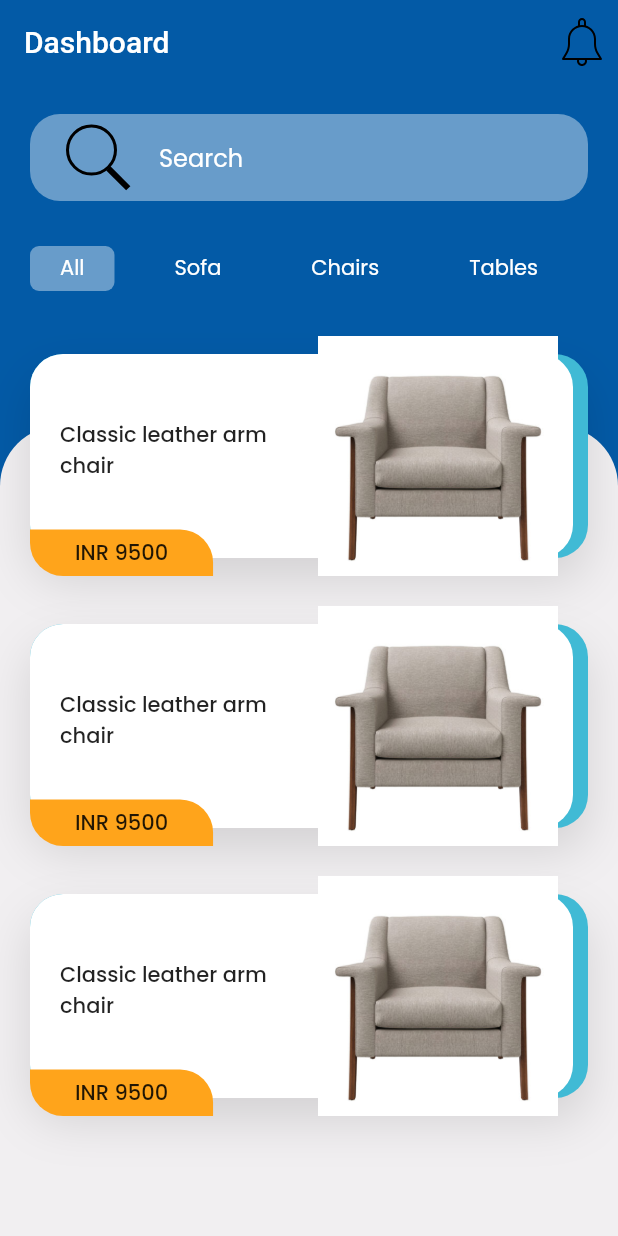
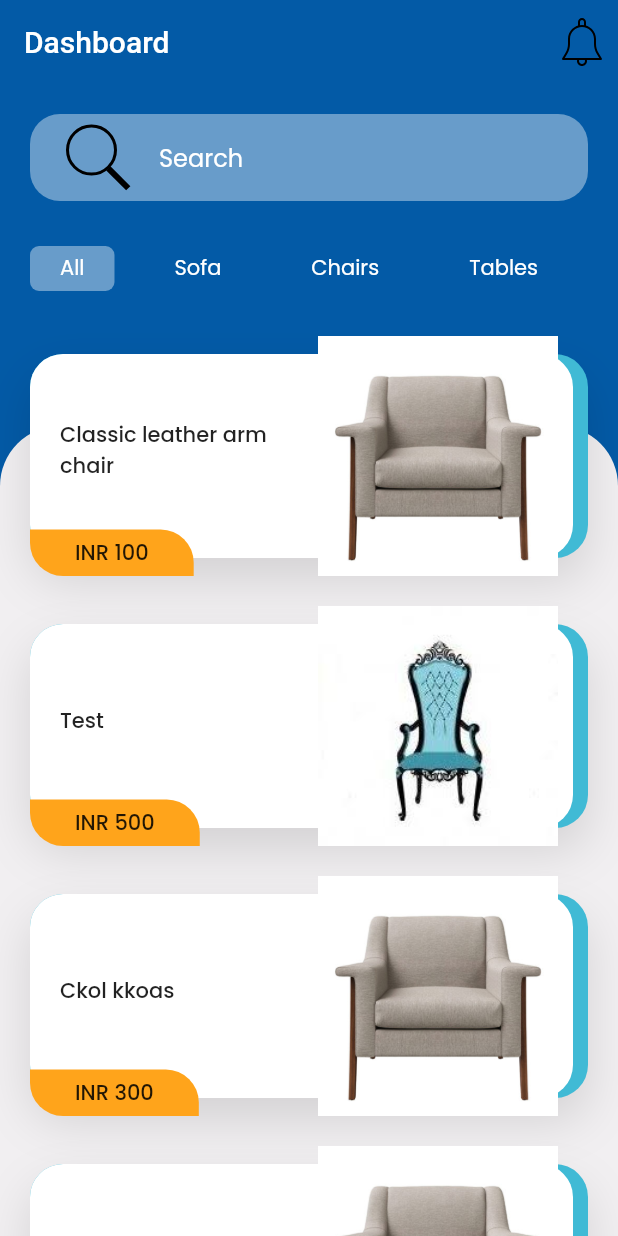
Before and after one commit to scriptclump/flutter-furniture-shop-app-ui, a Flutter app: the screen it shows after launch, on a phone screen of 412 x 824 dp. Run offline on Flutter 3.47's test engine with Material 2 defaults, Android fonts, the phone set to English and light mode, and no system bars; our stand-ins replace flutter_svg, google_fonts.

Commit message:
Fetch the dynamic data for product

```diff
--- a/lib/models/product.dart
+++ b/lib/models/product.dart
@@ -11,56 +11,56 @@ List<Product> products = [
       id: 1,
       price: 100,
       title: "Classic leather arm chair",
-      image: "assests/images/Item_1.png",
+      image: "assets/images/chair1.jpg",
       description:
           "Lorem ipsum dolor sit amet, consectetur adipisicing elit, sed do eiusmod tempor incididunt ut labore et dolore magna aliqua."),
   Product(
       id: 1,
       price: 500,
-      title: "Classic leather arm chair",
-      image: "assests/images/Item_1.png",
+      title: "Test",
+      image: "assets/images/chair2.jpeg",
       description:
           "Lorem ipsum dolor sit amet, consectetur adipisicing elit, sed do eiusmod tempor incididunt ut labore et dolore magna aliqua."),
   Product(
       id: 1,
       price: 300,
-      title: "Classic leather arm chair",
-      image: "assests/images/Item_1.png",
+      title: "Ckol kkoas",
+      image: "assets/images/chair1.jpg",
       description:
           "Lorem ipsum dolor sit amet, consectetur adipisicing elit, sed do eiusmod tempor incididunt ut labore et dolore magna aliqua."),
   Product(
       id: 1,
       price: 250,
-      title: "Classic leather arm chair",
-      image: "assests/images/Item_1.png",
+      title: "Goli ",
+      image: "assets/images/chair1.jpg",
       description:
           "Lorem ipsum dolor sit amet, consectetur adipisicing elit, sed do eiusmod tempor incididunt ut labore et dolore magna aliqua."),
   Product(
       id: 1,
       price: 88,
       title: "Classic leather arm chair",
-      image: "assests/images/Item_1.png",
+      image: "assets/images/chair1.jpg",
       description:
           "Lorem ipsum dolor sit amet, consectetur adipisicing elit, sed do eiusmod tempor incididunt ut labore et dolore magna aliqua."),
   Product(
       id: 1,
       price: 100,
       title: "Classic leather arm chair",
-      image: "assests/images/Item_1.png",
+      image: "assets/images/chair1.jpg",
       description:
           "Lorem ipsum dolor sit amet, consectetur adipisicing elit, sed do eiusmod tempor incididunt ut labore et dolore magna aliqua."),
   Product(
       id: 1,
       price: 999,
       title: "Classic leather arm chair",
-      image: "assests/images/Item_1.png",
+      image: "assets/images/chair1.jpg",
       description:
           "Lorem ipsum dolor sit amet, consectetur adipisicing elit, sed do eiusmod tempor incididunt ut labore et dolore magna aliqua."),
   Product(
       id: 1,
       price: 111,
       title: "Classic leather arm chair",
-      image: "assests/images/Item_1.png",
+      image: "assets/images/chair1.jpg",
       description:
           "Lorem ipsum dolor sit amet, consectetur adipisicing elit, sed do eiusmod tempor incididunt ut labore et dolore magna aliqua."),
 ];
--- a/lib/screens/product/components/body.dart
+++ b/lib/screens/product/components/body.dart
@@ -31,8 +31,12 @@ class Body extends StatelessWidget {
                   ),
                 ),
                 ListView.builder(
-                  itemCount: 3,
-                  itemBuilder: (context, index) => ProductCard(),
+                  // Reading the data
+                  itemCount: products.length,
+                  itemBuilder: (context, index) => ProductCard(
+                    itemIndex: index,
+                    product: products[index],
+                  ),
                 )
               ],
             ),
--- a/lib/screens/product/components/product_card.dart
+++ b/lib/screens/product/components/product_card.dart
@@ -52,7 +52,7 @@ class ProductCard extends StatelessWidget {
               height: 160,
               width: 200,
               child: Image.asset(
-                "assets/images/chair1.jpg",
+                product.image,
                 fit: BoxFit.cover,
               ),
             ),
@@ -73,7 +73,7 @@ class ProductCard extends StatelessWidget {
                     padding:
                         const EdgeInsets.symmetric(horizontal: kDefaultPadding),
                     child: Text(
-                      "Classic leather arm chair",
+                      product.title,
                       style: Theme.of(context).textTheme.button,
                     ),
                   ),
@@ -92,7 +92,7 @@ class ProductCard extends StatelessWidget {
                       ),
                     ),
                     child: Text(
-                      'INR 9500',
+                      'INR ${product.price}',
                       style: Theme.of(context).textTheme.button,
                     ),
                   ),
```
